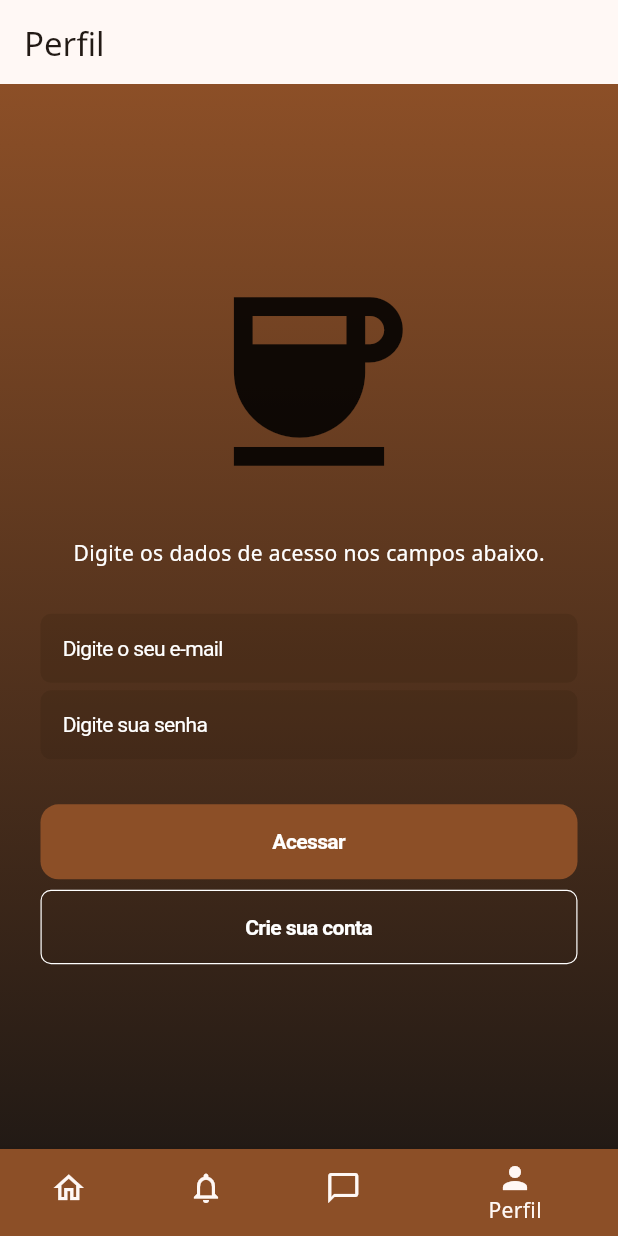
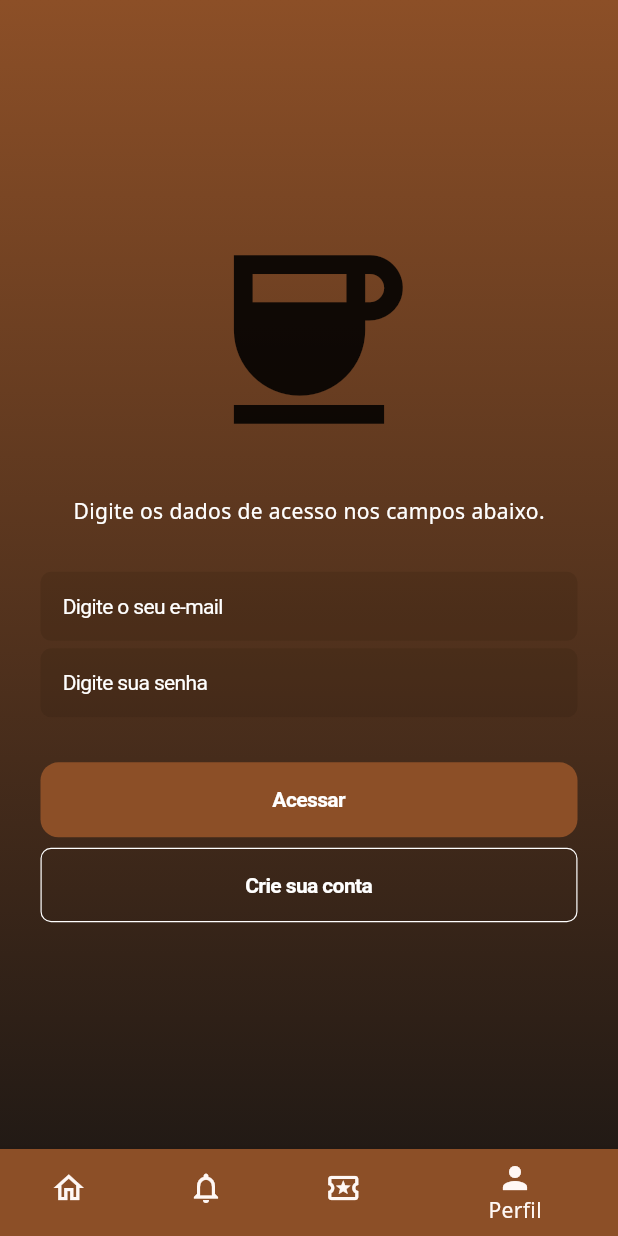
Before and after one commit to andreyrv18/CafePraJa, a Flutter app: the screen it shows after launch, item 4 of the bottom bar chosen, on a phone screen of 412 x 824 dp. Run offline on Flutter 3.47's test engine with Material 3 defaults, Android fonts, the phone set to English and light mode, and no system bars; our stand-ins replace google_fonts.

Commit message:
add pag de cupon na main

```diff
--- a/lib/widgets/navigation_bottom_bar.dart
+++ b/lib/widgets/navigation_bottom_bar.dart
@@ -1,3 +1,4 @@
+import 'package:cafe_pra_ja/screens/cupons.dart';
 import 'package:cafe_pra_ja/screens/home.dart';
 import 'package:cafe_pra_ja/screens/perfil.dart';
 import 'package:cafe_pra_ja/widgets/app_bar_widget.dart';
@@ -19,12 +20,8 @@ class _NavigationBottomBarState extends State<NavigationBottomBar> {
       appBar: AppBar(title: const Text("Notificações")),
       body: const Center(child: Text("Página de Notificações")),
     ),
-    Scaffold(
-      appBar: AppBar(title: const Text("Mensagens")),
-      body: const Center(child: Text("Página de Mensagens")),
-    ),
-    Scaffold(appBar: AppBar(title: const Text("Perfil")),
-    body: Perfil()),
+    Scaffold(appBar: AppBarWidget(), body: PaginaCupons()),
+    Scaffold(body: Perfil()),
   ];
 
   @override
@@ -53,9 +50,9 @@ class _NavigationBottomBarState extends State<NavigationBottomBar> {
             backgroundColor: theme.colorScheme.primary,
           ),
           BottomNavigationBarItem(
-            icon: Icon(Icons.messenger_outline),
-            activeIcon: Icon(Icons.messenger_sharp),
-            label: "Mensagens",
+            icon: Icon(Icons.local_activity_outlined),
+            activeIcon: Icon(Icons.local_activity),
+            label: "Cupons %",
             backgroundColor: theme.colorScheme.primary,
           ),
           BottomNavigationBarItem(
```
